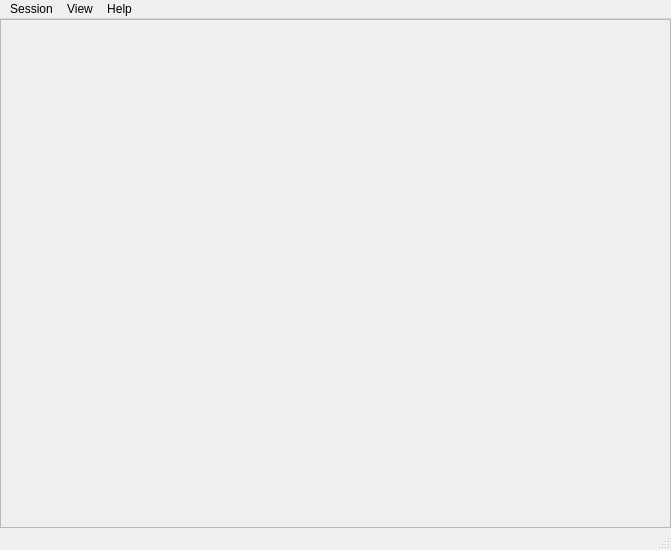
bennygr/cheesecake, file untitled.ui: the form before one commit.
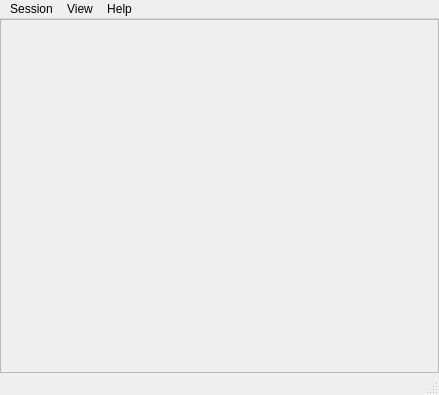
The form after the commit.

Commit message: * new gui stuff  * logo  * about

```diff
--- a/untitled.ui
+++ b/untitled.ui
@@ -6,8 +6,8 @@
    <rect>
     <x>0</x>
     <y>0</y>
-    <width>671</width>
-    <height>550</height>
+    <width>439</width>
+    <height>395</height>
    </rect>
   </property>
   <property name="windowTitle">
@@ -40,8 +40,8 @@
         <rect>
          <x>0</x>
          <y>0</y>
-         <width>669</width>
-         <height>503</height>
+         <width>437</width>
+         <height>348</height>
         </rect>
        </property>
        <property name="sizePolicy">
@@ -77,6 +77,9 @@
           <property name="text">
            <string/>
           </property>
+          <property name="alignment">
+           <set>Qt::AlignCenter</set>
+          </property>
          </widget>
         </item>
        </layout>
@@ -90,7 +93,7 @@
     <rect>
      <x>0</x>
      <y>0</y>
-     <width>671</width>
+     <width>439</width>
      <height>23</height>
     </rect>
    </property>
```
Left out of the diff: 29 changed lines with no effect on the pictures. The commit also changes 7 other files.
